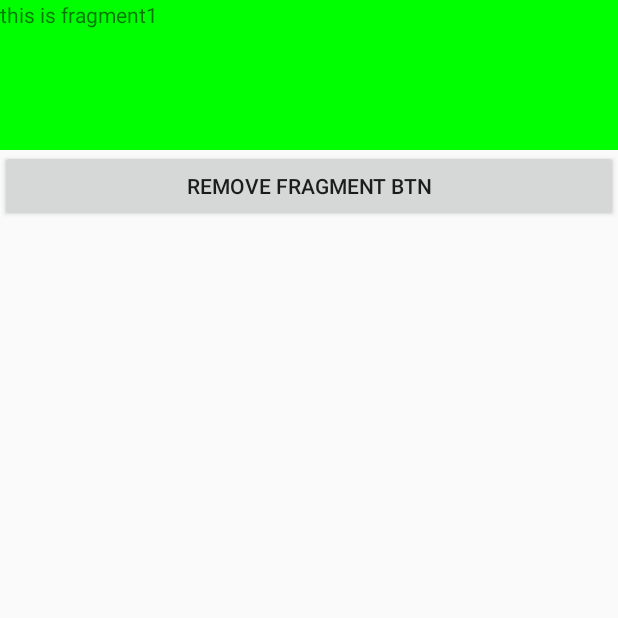
After one commit to CallMeInk/MyDefinedView, an Android app: the Fragment1 screen opened directly, with no data from a screen before it, on a phone screen of 412 x 824 dp, the top half of it. The commit adds this screen. Run offline under Robolectric (Android 15) with nearby library versions, the phone set to English and light mode, and no system bars; 1 statement that could not run was skipped.

Commit message:
fragment activity lifeCycle and practice

```diff
--- a/app/src/main/AndroidManifest.xml
+++ b/app/src/main/AndroidManifest.xml
@@ -76,7 +76,8 @@
         <activity android:name=".ArtLearningNote.chapter12_1.ImageLoaderTextActivity"/>
         <activity android:name=".ArtLearningNote.chapter13_1.Chapter13_1_Activity"/>
         <activity android:name=".BasicView.ProgressBar.ProgressBarActivity"/>
-
+        <activity android:name=".BasicView.FragmentAndActivityTest.FragmentActivity1"/>
+        <activity android:name=".BasicView.FragmentAndActivityTest.BaseActivity"/>
     </application>
 
 </manifest>
--- a/app/src/main/java/com/example/yukai/mydefinedview/BasicView/BasicViewActivity.java
+++ b/app/src/main/java/com/example/yukai/mydefinedview/BasicView/BasicViewActivity.java
@@ -8,6 +8,7 @@ import android.widget.ProgressBar;
 
 import com.example.yukai.mydefinedview.BasicView.ActivityLifeCycleTest.Activity_A;
 import com.example.yukai.mydefinedview.BasicView.AnimTest.AnimTestActivity;
+import com.example.yukai.mydefinedview.BasicView.FragmentAndActivityTest.FragmentActivity1;
 import com.example.yukai.mydefinedview.BasicView.Grid.GridViewActivity;
 import com.example.yukai.mydefinedview.BasicView.PopUpWindow.PopUpWindowActivity;
 import com.example.yukai.mydefinedview.BasicView.ProgressBar.ProgressBarActivity;
@@ -36,6 +37,7 @@ public class BasicViewActivity extends Activity implements View.OnClickListener{
         findViewById(R.id.btn_toggle_test).setOnClickListener(this);
         findViewById(R.id.btn_text_view_test).setOnClickListener(this);
         findViewById(R.id.btn_progress_bar_test).setOnClickListener(this);
+        findViewById(R.id.btn_fragment_test).setOnClickListener(this);
     }
 
     @Override
@@ -74,6 +76,9 @@ public class BasicViewActivity extends Activity implements View.OnClickListener{
         }else if (id == R.id.btn_progress_bar_test){
             Intent intent = new Intent(this, ProgressBarActivity.class);
             startActivity(intent);
+        }else if (id == R.id.btn_fragment_test){
+            Intent intent = new Intent(this, FragmentActivity1.class);
+            startActivity(intent);
         }
     }
 }
--- /dev/null
+++ b/app/src/main/java/com/example/yukai/mydefinedview/BasicView/FragmentAndActivityTest/BaseActivity.kt
@@ -0,0 +1,46 @@
+package com.example.yukai.mydefinedview.BasicView.FragmentAndActivityTest
+
+import android.app.Activity
+import android.os.Bundle
+import android.support.v4.app.FragmentActivity
+import android.support.v7.app.AppCompatActivity
+import android.util.Log
+
+/**
+ * Created by yukai on 2018/4/2.
+ */
+open class BaseActivity : FragmentActivity(){
+
+    open fun getLogActivityName() = "BaseActivity"
+
+    override fun onCreate(savedInstanceState: Bundle?) {
+        Log.e("yk", "${getLogActivityName()}::onCreate")
+        super.onCreate(savedInstanceState)
+    }
+
+    override fun onStart() {
+        Log.e("yk", "${getLogActivityName()}::onStart")
+        super.onStart()
+    }
+
+    override fun onResume() {
+        Log.e("yk", "${getLogActivityName()}::onResume")
+        super.onResume()
+    }
+
+    override fun onPause() {
+        Log.e("yk", "${getLogActivityName()}::onPause")
+        super.onPause()
+    }
+
+    override fun onStop() {
+        Log.e("yk", "${getLogActivityName()}::onStop")
+        super.onStop()
+    }
+
+    override fun onDestroy() {
+        Log.e("yk", "${getLogActivityName()}::onDestroy")
+        super.onDestroy()
+    }
+
+}
--- /dev/null
+++ b/app/src/main/java/com/example/yukai/mydefinedview/BasicView/FragmentAndActivityTest/BaseFragment.kt
@@ -0,0 +1,73 @@
+package com.example.yukai.mydefinedview.BasicView.FragmentAndActivityTest
+
+import android.content.Context
+import android.os.Bundle
+import android.support.v4.app.Fragment
+import android.util.Log
+import android.view.LayoutInflater
+import android.view.View
+import android.view.ViewGroup
+
+/**
+ * Created by yukai on 2018/4/2.
+ */
+open class BaseFragment : Fragment(){
+
+    open fun getLogName() = "BaseFragment"
+
+    override fun onAttach(context: Context?) {
+        Log.e("yk", "${getLogName()}::onAttach")
+        super.onAttach(context)
+    }
+
+    override fun onCreate(savedInstanceState: Bundle?) {
+        Log.e("yk", "${getLogName()}::onCreate")
+        super.onCreate(savedInstanceState)
+    }
+
+    override fun onCreateView(inflater: LayoutInflater?, container: ViewGroup?, savedInstanceState: Bundle?): View? {
+        Log.e("yk", "${getLogName()}::onCreateView")
+        return super.onCreateView(inflater, container, savedInstanceState)
+    }
+
+    override fun onActivityCreated(savedInstanceState: Bundle?) {
+        Log.e("yk", "${getLogName()}::onActivityCreated")
+        super.onActivityCreated(savedInstanceState)
+    }
+
+    override fun onStart() {
+        Log.e("yk", "${getLogName()}::onStart")
+        super.onStart()
+    }
+
+    override fun onResume() {
+        Log.e("yk", "${getLogName()}::onResume")
+        super.onResume()
+    }
+
+    override fun onPause() {
+        Log.e("yk", "${getLogName()}::onPause")
+        super.onPause()
+    }
+
+    override fun onStop() {
+        Log.e("yk", "${getLogName()}::onStop")
+        super.onStop()
+    }
+
+    override fun onDestroyView() {
+        Log.e("yk", "${getLogName()}::onDestroyView")
+        super.onDestroyView()
+    }
+
+    override fun onDestroy() {
+        Log.e("yk", "${getLogName()}::onDestroy")
+        super.onDestroy()
+    }
+
+    override fun onDetach() {
+        Log.e("yk", "${getLogName()}::onDetach")
+        super.onDetach()
+    }
+
+}
--- /dev/null
+++ b/app/src/main/java/com/example/yukai/mydefinedview/BasicView/FragmentAndActivityTest/Fragment1.kt
@@ -0,0 +1,46 @@
+package com.example.yukai.mydefinedview.BasicView.FragmentAndActivityTest
+
+import android.app.FragmentManager
+import android.os.Bundle
+import android.view.LayoutInflater
+import android.view.View
+import android.view.ViewGroup
+import android.widget.TextView
+import com.example.yukai.mydefinedview.R
+
+/**
+ * Created by yukai on 2018/4/2.
+ */
+class Fragment1 : BaseFragment(){
+
+    var name:String = ""
+
+    override fun getLogName(): String {
+        return "Fragment1"
+    }
+
+    override fun onCreateView(inflater: LayoutInflater?, container: ViewGroup?, savedInstanceState: Bundle?): View? {
+        return inflater?.inflate(R.layout.fragment1_layout, container, false)
+    }
+
+    override fun onViewCreated(view: View?, savedInstanceState: Bundle?) {
+        super.onViewCreated(view, savedInstanceState)
+        val textView = view?.findViewById(R.id.fragment_text) as? TextView
+        textView?.text = "this is fragment1"
+        textView?.setOnClickListener({view ->
+            activity.supportFragmentManager.beginTransaction()
+                    .replace(R.id.container, Fragment2.newInstance(), "fragment2")
+                    .addToBackStack("f2")
+                    .commitAllowingStateLoss()
+        })
+    }
+
+    companion object{
+        fun newInstance(name: String): Fragment1{
+            val fragment = Fragment1()
+            return fragment
+        }
+    }
+
+
+}
--- /dev/null
+++ b/app/src/main/java/com/example/yukai/mydefinedview/BasicView/FragmentAndActivityTest/FragmentActivity1.kt
@@ -0,0 +1,30 @@
+package com.example.yukai.mydefinedview.BasicView.FragmentAndActivityTest
+
+import android.os.Bundle
+import android.view.View
+import com.example.yukai.mydefinedview.R
+
+/**
+ * Created by yukai on 2018/4/2.
+ */
+class FragmentActivity1 : BaseActivity(){
+
+    override fun onCreate(savedInstanceState: Bundle?) {
+        super.onCreate(savedInstanceState)
+        setContentView(R.layout.fragment_activity1_layout)
+        if (savedInstanceState == null){
+            supportFragmentManager.beginTransaction()
+                    .add(R.id.container, Fragment1.newInstance(""), "fragment1")
+                    .commitAllowingStateLoss()
+        }
+        findViewById(R.id.remove_btn).setOnClickListener(object : View.OnClickListener{
+            override fun onClick(v: View?) {
+                val fragment = supportFragmentManager.findFragmentByTag("fragment1")
+                fragment ?: return
+                supportFragmentManager.beginTransaction()
+                        .remove(fragment).commitAllowingStateLoss()
+            }
+        })
+    }
+
+}
--- a/app/src/main/res/layout/activity_basic_view_layout.xml
+++ b/app/src/main/res/layout/activity_basic_view_layout.xml
@@ -71,4 +71,10 @@
         android:layout_height="wrap_content"
         android:text="btn progress bar test"/>
 
+    <Button
+        android:id="@+id/btn_fragment_test"
+        android:layout_width="match_parent"
+        android:layout_height="wrap_content"
+        android:text="btn fragment test"/>
+
 </LinearLayout>
--- /dev/null
+++ b/app/src/main/res/layout/fragment1_layout.xml
@@ -0,0 +1,14 @@
+<?xml version="1.0" encoding="utf-8"?>
+<LinearLayout
+    xmlns:android="http://schemas.android.com/apk/res/android"
+    android:layout_width="match_parent"
+    android:layout_height="match_parent"
+    android:background="#00ff00">
+
+    <TextView
+        android:id="@+id/fragment_text"
+        android:layout_width="match_parent"
+        android:layout_height="50dp"
+        />
+
+</LinearLayout>
--- /dev/null
+++ b/app/src/main/res/layout/fragment_activity1_layout.xml
@@ -0,0 +1,20 @@
+<?xml version="1.0" encoding="utf-8"?>
+<LinearLayout
+    xmlns:android="http://schemas.android.com/apk/res/android"
+    android:layout_width="match_parent"
+    android:layout_height="match_parent"
+    android:orientation="vertical">
+
+    <FrameLayout
+        android:id="@+id/container"
+        android:layout_width="match_parent"
+        android:layout_height="100dp"
+        android:background="#ff0000"/>
+
+    <Button
+        android:id="@+id/remove_btn"
+        android:layout_width="match_parent"
+        android:layout_height="wrap_content"
+        android:text="remove fragment btn"/>
+
+</LinearLayout>
```
Also changed, not shown: app/src/main/java/com/example/yukai/mydefinedview/BasicView/FragmentAndActivityTest/Fragment2.kt (added, +47 -0 lines), app/src/main/java/com/example/yukai/mydefinedview/BasicView/FragmentAndActivityTest/Fragment3.kt (added, +44 -0 lines), app/src/main/res/layout/text_view_activity_layout.xml (+9 -0 lines).
